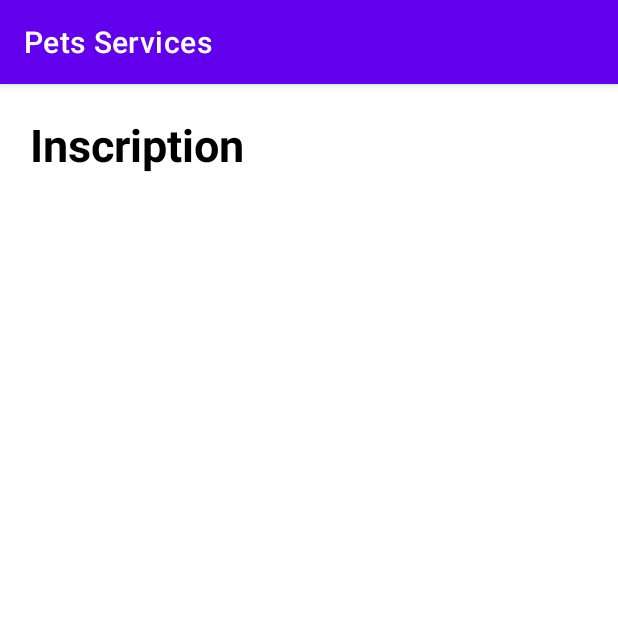
After one commit to emmavdc/smart-city-android, an Android app: the fragment ProfileFragment shown on its own in the app's theme, on a phone screen of 412 x 824 dp, the top half of it. The commit adds this screen. Run offline under Robolectric (Android 15) with nearby library versions, the light colour scheme and no system bars; our stand-ins replace data binding.

Commit message:
finalize registration

```diff
--- a/app/src/main/AndroidManifest.xml
+++ b/app/src/main/AndroidManifest.xml
@@ -15,7 +15,7 @@
         android:theme="@style/Theme.PetsServices"
         android:usesCleartextTraffic="true">
         <activity
-            android:name=".LoginActivity"
+            android:name=".ui.activity.LoginActivity"
             android:label="@string/app_name"
             android:theme="@style/Theme.PetsServices.NoActionBar">
             <intent-filter>
--- a/app/src/main/java/com/smartcity/petsservices/LoginActivity.kt
+++ b/app/src/main/java/com/smartcity/petsservices/ui/activity/LoginActivity.kt
@@ -1,7 +1,8 @@
-package com.smartcity.petsservices
+package com.smartcity.petsservices.ui.activity
 
 import android.os.Bundle
 import androidx.appcompat.app.AppCompatActivity
+import com.smartcity.petsservices.R
 
 class LoginActivity : AppCompatActivity() {
 
--- /dev/null
+++ b/app/src/main/java/com/smartcity/petsservices/ui/fragment/ProfileFragment.kt
@@ -0,0 +1,23 @@
+package com.smartcity.petsservices.ui.fragment
+
+import android.os.Bundle
+import android.view.LayoutInflater
+import android.view.View
+import android.view.ViewGroup
+import androidx.fragment.app.Fragment
+import com.smartcity.petsservices.databinding.ProfileFragmentBinding
+
+class ProfileFragment : Fragment() {
+
+    lateinit var binding : ProfileFragmentBinding
+
+
+    override fun onCreateView(inflater: LayoutInflater, container: ViewGroup?, savedInstanceState: Bundle?): View? {
+        binding = ProfileFragmentBinding.inflate(inflater, container, false)
+        binding.lifecycleOwner = this
+
+
+
+        return binding.root;
+    }
+}
--- a/app/src/main/res/layout/login_activity_main.xml
+++ b/app/src/main/res/layout/login_activity_main.xml
@@ -4,7 +4,7 @@
     xmlns:tools="http://schemas.android.com/tools"
     android:layout_width="match_parent"
     android:layout_height="match_parent"
-    tools:context=".LoginActivity">
+    tools:context=".ui.activity.LoginActivity">
 
     <!--<com.google.android.material.appbar.AppBarLayout
         android:layout_width="match_parent"
@@ -20,6 +20,6 @@
 
     </com.google.android.material.appbar.AppBarLayout>-->
 
-    <include layout="@layout/login_content_main" />
+    <include layout="@layout/main_content" />
 
 </androidx.coordinatorlayout.widget.CoordinatorLayout>
--- a/app/src/main/res/layout/login_content_main.xml
+++ b/app/src/main/res/layout/main_content.xml
@@ -1,6 +1,7 @@
 <?xml version="1.0" encoding="utf-8"?>
 <androidx.constraintlayout.widget.ConstraintLayout xmlns:android="http://schemas.android.com/apk/res/android"
     xmlns:app="http://schemas.android.com/apk/res-auto"
+    xmlns:tools="http://schemas.android.com/tools"
     android:layout_width="match_parent"
     android:layout_height="match_parent"
     app:layout_behavior="@string/appbar_scrolling_view_behavior">
--- /dev/null
+++ b/app/src/main/res/layout/profile_fragment.xml
@@ -0,0 +1,37 @@
+<?xml version="1.0" encoding="utf-8"?>
+<layout xmlns:android="http://schemas.android.com/apk/res/android"
+    xmlns:app="http://schemas.android.com/apk/res-auto"
+    xmlns:tools="http://schemas.android.com/tools">
+
+    <data>
+
+    </data>
+
+    <ScrollView
+        android:layout_width="match_parent"
+        android:layout_height="match_parent"
+        android:gravity="center"
+        tools:context=".ui.fragment.RegistrationFragment">
+
+        <LinearLayout
+            android:layout_width="match_parent"
+            android:layout_height="wrap_content"
+            android:orientation="vertical">
+
+            <TextView
+                android:id="@+id/inscription_title"
+                android:layout_width="match_parent"
+                android:layout_height="wrap_content"
+                android:text="@string/title_registration"
+                android:layout_marginStart="20dp"
+                android:layout_marginTop="20dp"
+                android:layout_marginBottom="20dp"
+                android:textStyle ="bold"
+                android:textColor="@color/black"
+                android:textSize="30dp"/>
+
+        </LinearLayout>
+    </ScrollView>
+
+
+</layout>
--- a/app/src/main/res/menu/menu_main.xml
+++ b/app/src/main/res/menu/menu_main.xml
@@ -1,7 +1,7 @@
 <menu xmlns:android="http://schemas.android.com/apk/res/android"
     xmlns:app="http://schemas.android.com/apk/res-auto"
     xmlns:tools="http://schemas.android.com/tools"
-    tools:context="com.smartcity.petsservices.LoginActivity">
+    tools:context="com.smartcity.petsservices.ui.activity.LoginActivity">
     <item
         android:id="@+id/action_settings"
         android:orderInCategory="100"
```
Also changed, not shown: app/src/main/java/com/smartcity/petsservices/ui/activity/EditProfileActivity.kt (added, +14 -0 lines), app/src/main/res/layout/activity_edit_profile.xml (added, +13 -0 lines).
